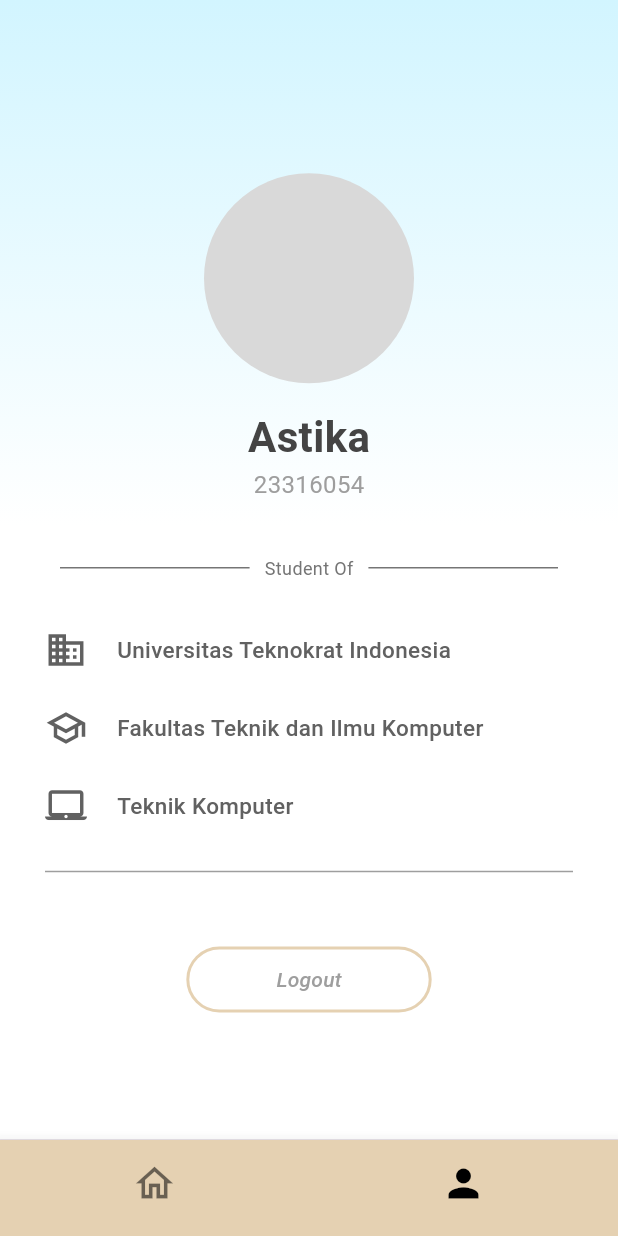
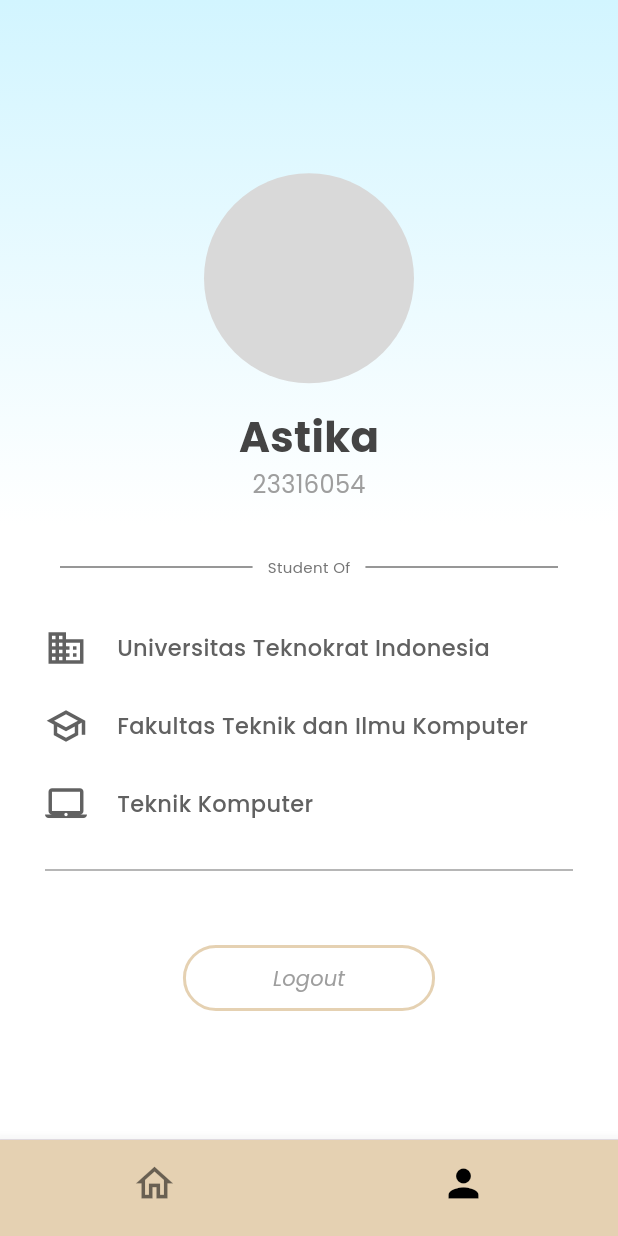
Before and after one commit to OngCapybara/kika-mobile, a Flutter app: the screen it shows after launch, item 2 of the bottom bar chosen, on a phone screen of 412 x 824 dp. Run offline on Flutter 3.47's test engine with Material 3 defaults, Android fonts, the phone set to English and light mode, and no system bars; our stand-ins replace google_fonts.

Commit message:
bikin profile fix. tinggal tambah gambar

```diff
--- a/lib/main.dart
+++ b/lib/main.dart
@@ -1,5 +1,7 @@
+import 'package:google_fonts/google_fonts.dart';
+
 import 'package:flutter/material.dart';
-import 'pages/dashboard.dart'; // Pastikan path-nya sesuai
+import 'pages/dashboard.dart';
 import 'pages/profile.dart';
 import 'pages/components/bottomNavBar.dart';
 
@@ -15,12 +17,11 @@
     return MaterialApp(
       debugShowCheckedModeBanner: false,
       title: 'Technokrat Project',
+      // font poppins
       theme: ThemeData(
-        primarySwatch: Colors.blue,
         useMaterial3: true,
+        textTheme: GoogleFonts.poppinsTextTheme(),
       ),
-      // Di sini jembatannya. Nantinya kawanmu bakal mulai dari LoginPage()
-      // Tapi karena kamu mau ngerjain Dashboard dulu, kita set home ke MainScreen
       home: const MainScreen(),
     );
   }
--- a/lib/pages/dashboard.dart
+++ b/lib/pages/dashboard.dart
@@ -7,6 +7,7 @@
   @override
   Widget build(BuildContext context) {
     return const Scaffold(
+      backgroundColor: Colors.white,
       body: Center(
         child: Text("Halaman Dashboard Siap Diisi!"),
       ),
--- a/lib/pages/profile.dart
+++ b/lib/pages/profile.dart
@@ -65,7 +65,7 @@
                     padding: const EdgeInsets.symmetric(horizontal: 10),
                     child: Text(
                       "Student Of",
-                      style: TextStyle(fontSize: 12, color: Colors.grey[600]),
+                      style: TextStyle(fontSize: 10, color: Colors.grey[600]),
                     ),
                   ),
                   const Expanded(
--- a/pubspec.yaml
+++ b/pubspec.yaml
@@ -34,6 +34,7 @@
   # The following adds the Cupertino Icons font to your application.
   # Use with the CupertinoIcons class for iOS style icons.
   cupertino_icons: ^1.0.8
+  google_fonts: ^8.0.2
 
 dev_dependencies:
   flutter_test:
```
Also changed, not shown: pubspec.lock, 1 other file.
